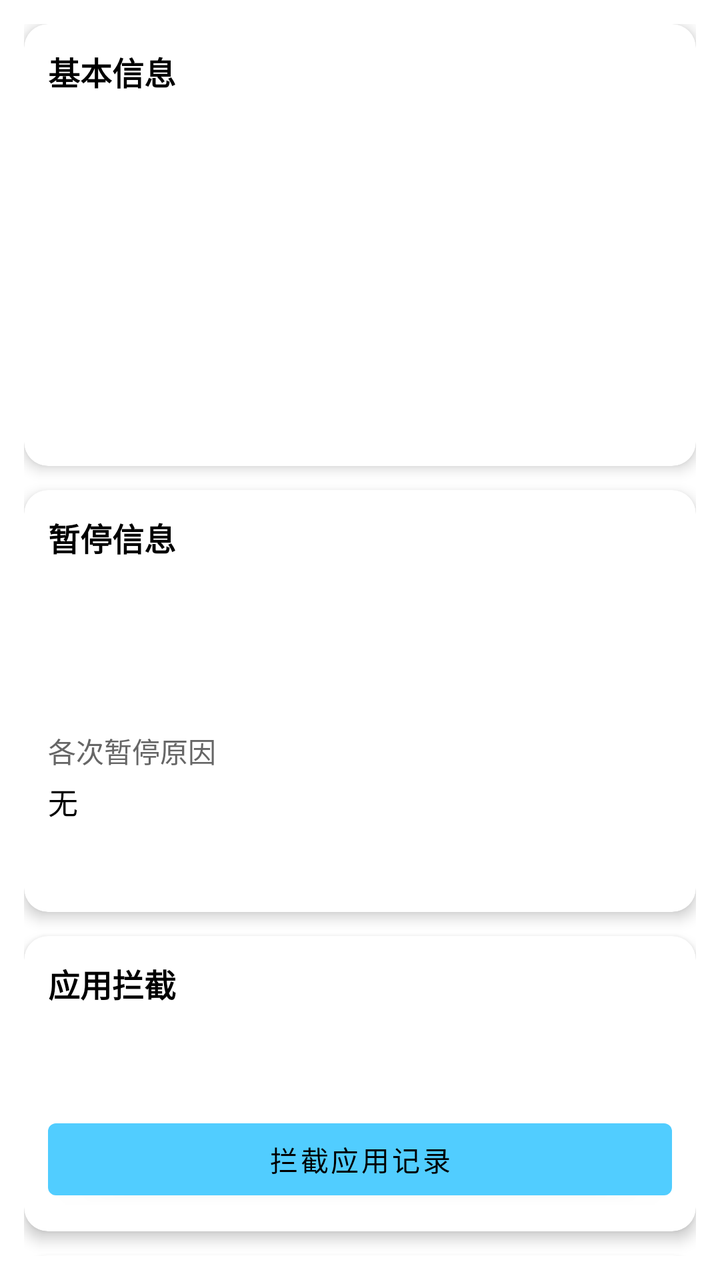
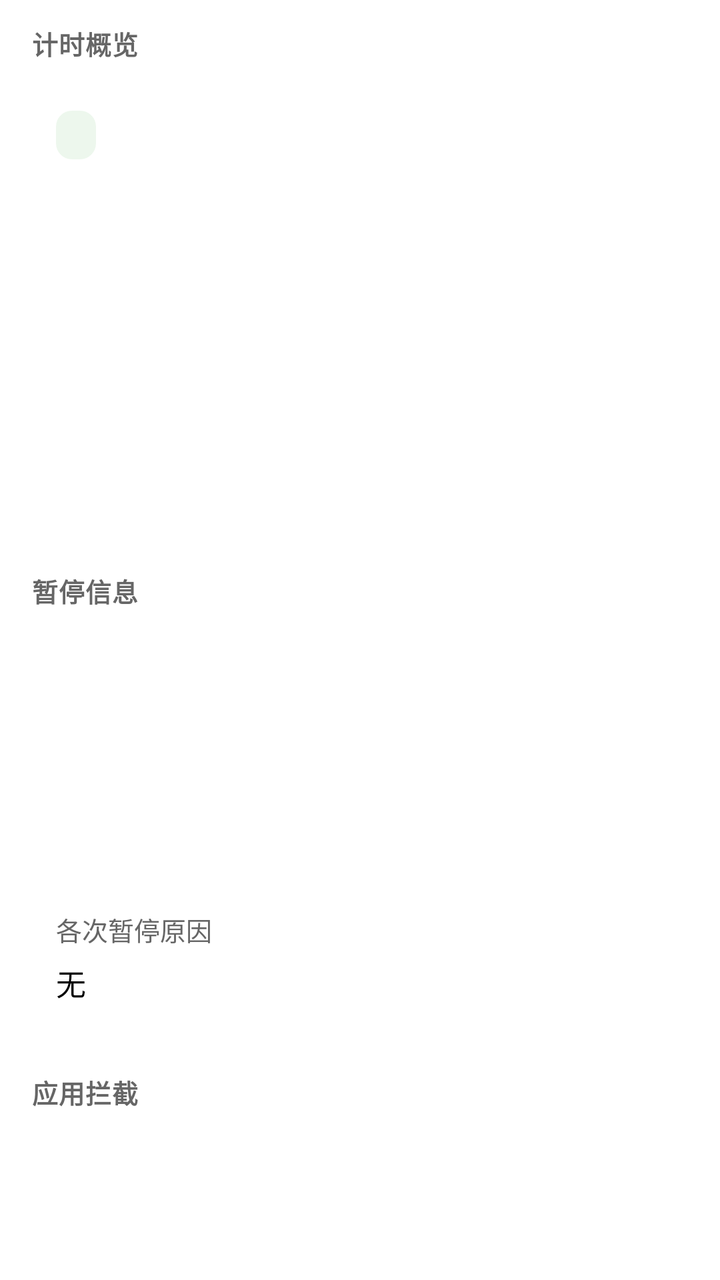

Compare the two renders of this Android layout. The source of the first and the diff that turns it into the second are given below.
<!-- AndroidManifest.xml: application theme Theme.PomodoroTimer -->
<!-- res/layout/fragment_session_detail.xml -->
<?xml version="1.0" encoding="utf-8"?>
<ScrollView xmlns:android="http://schemas.android.com/apk/res/android"
    xmlns:app="http://schemas.android.com/apk/res-auto"
    android:layout_width="match_parent"
    android:layout_height="match_parent"
    android:fillViewport="true"
    android:scrollbars="none"
    android:padding="12dp">

    <LinearLayout
        android:layout_width="match_parent"
        android:layout_height="wrap_content"
        android:orientation="vertical">

        <com.google.android.material.card.MaterialCardView
            android:layout_width="match_parent"
            android:layout_height="wrap_content"
            android:layout_marginBottom="12dp"
            app:cardCornerRadius="12dp"
            app:cardElevation="4dp">

            <LinearLayout
                android:layout_width="match_parent"
                android:layout_height="wrap_content"
                android:orientation="vertical"
                android:padding="12dp">

                <TextView
                    android:layout_width="wrap_content"
                    android:layout_height="wrap_content"
                    android:text="@string/session_detail_basic_info"
                    android:textColor="@color/text_primary"
                    android:textSize="16sp"
                    android:textStyle="bold"
                    android:layout_marginBottom="12dp" />

                <include layout="@layout/item_session_detail_row"
                    android:id="@+id/row_start_time" />

                <include layout="@layout/item_session_detail_row"
                    android:id="@+id/row_end_time" />

                <include layout="@layout/item_session_detail_row"
                    android:id="@+id/row_duration" />

                <include layout="@layout/item_session_detail_row"
                    android:id="@+id/row_category" />

                <include layout="@layout/item_session_detail_row"
                    android:id="@+id/row_status" />

            </LinearLayout>
        </com.google.android.material.card.MaterialCardView>

        <com.google.android.material.card.MaterialCardView
            android:layout_width="match_parent"
            android:layout_height="wrap_content"
            android:layout_marginBottom="12dp"
            app:cardCornerRadius="12dp"
            app:cardElevation="4dp">

            <LinearLayout
                android:layout_width="match_parent"
                android:layout_height="wrap_content"
                android:orientation="vertical"
                android:padding="12dp">

                <TextView
                    android:layout_width="wrap_content"
                    android:layout_height="wrap_content"
                    android:text="@string/session_detail_pause_info"
                    android:textColor="@color/text_primary"
                    android:textSize="16sp"
                    android:textStyle="bold"
                    android:layout_marginBottom="12dp" />

                <include layout="@layout/item_session_detail_row"
                    android:id="@+id/row_has_pause" />

                <include layout="@layout/item_session_detail_row"
                    android:id="@+id/row_pause_count" />

                <TextView
                    android:layout_width="wrap_content"
                    android:layout_height="wrap_content"
                    android:layout_marginTop="8dp"
                    android:text="@string/session_detail_pause_reasons_label"
                    android:textColor="@color/text_secondary"
                    android:textSize="14sp" />

                <TextView
                    android:id="@+id/pause_reasons_text"
                    android:layout_width="match_parent"
                    android:layout_height="wrap_content"
                    android:layout_marginTop="4dp"
                    android:text="@string/session_detail_none"
                    android:textColor="@color/text_primary"
                    android:textSize="15sp" />

                <include layout="@layout/item_session_detail_row"
                    android:id="@+id/row_early_end" />

            </LinearLayout>
        </com.google.android.material.card.MaterialCardView>

        <com.google.android.material.card.MaterialCardView
            android:layout_width="match_parent"
            android:layout_height="wrap_content"
            android:layout_marginBottom="12dp"
            app:cardCornerRadius="12dp"
            app:cardElevation="4dp">

            <LinearLayout
                android:layout_width="match_parent"
                android:layout_height="wrap_content"
                android:orientation="vertical"
                android:padding="12dp">

                <TextView
                    android:layout_width="wrap_content"
                    android:layout_height="wrap_content"
                    android:text="@string/session_detail_block_info"
                    android:textColor="@color/text_primary"
                    android:textSize="16sp"
                    android:textStyle="bold"
                    android:layout_marginBottom="12dp" />

                <include layout="@layout/item_session_detail_row"
                    android:id="@+id/row_block_count" />

                <com.google.android.material.button.MaterialButton
                    android:id="@+id/view_block_records_btn"
                    android:layout_width="match_parent"
                    android:layout_height="wrap_content"
                    android:layout_marginTop="8dp"
                    android:text="@string/session_detail_view_block_records" />

            </LinearLayout>
        </com.google.android.material.card.MaterialCardView>

        <com.google.android.material.card.MaterialCardView
            android:layout_width="match_parent"
            android:layout_height="wrap_content"
            android:layout_marginBottom="12dp"
            app:cardCornerRadius="12dp"
            app:cardElevation="4dp">

            <LinearLayout
                android:layout_width="match_parent"
                android:layout_height="wrap_content"
                android:orientation="vertical"
                android:padding="12dp">

                <TextView
                    android:layout_width="wrap_content"
                    android:layout_height="wrap_content"
                    android:text="@string/session_detail_notes_title"
                    android:textColor="@color/text_primary"
                    android:textSize="16sp"
                    android:textStyle="bold"
                    android:layout_marginBottom="12dp" />

                <com.google.android.material.textfield.TextInputLayout
                    android:id="@+id/notes_input_layout"
                    android:layout_width="match_parent"
                    android:layout_height="wrap_content"
                    android:hint="@string/session_detail_notes_hint"
                    app:counterEnabled="true"
                    app:counterMaxLength="200">

                    <com.google.android.material.textfield.TextInputEditText
                        android:id="@+id/notes_input"
                        android:layout_width="match_parent"
                        android:layout_height="wrap_content"
                        android:gravity="top"
                        android:inputType="textMultiLine|textCapSentences"
                        android:maxLength="200"
                        android:minLines="4"
                        android:maxLines="8" />
                </com.google.android.material.textfield.TextInputLayout>

                <com.google.android.material.button.MaterialButton
                    android:id="@+id/save_notes_btn"
                    android:layout_width="match_parent"
                    android:layout_height="wrap_content"
                    android:layout_marginTop="12dp"
                    android:text="@string/session_detail_save_notes" />

            </LinearLayout>
        </com.google.android.material.card.MaterialCardView>

    </LinearLayout>
</ScrollView>
<!-- res/layout/item_session_detail_row.xml (included above) -->
<?xml version="1.0" encoding="utf-8"?>
<LinearLayout xmlns:android="http://schemas.android.com/apk/res/android"
    android:layout_width="match_parent"
    android:layout_height="wrap_content"
    android:orientation="horizontal"
    android:paddingTop="6dp"
    android:paddingBottom="6dp">

    <TextView
        android:id="@+id/detail_label"
        android:layout_width="0dp"
        android:layout_height="wrap_content"
        android:layout_weight="1"
        android:textColor="@color/text_secondary"
        android:textSize="14sp" />

    <TextView
        android:id="@+id/detail_value"
        android:layout_width="wrap_content"
        android:layout_height="wrap_content"
        android:gravity="end"
        android:textColor="@color/text_primary"
        android:textSize="15sp"
        android:textStyle="bold" />

</LinearLayout>
<!-- resources referenced by this layout -->
<resources>
  <string name="session_detail_basic_info">基本信息</string>
  <string name="session_detail_notes_hint">记录本次专注的收获、问题或改进点（200字以内）</string>
  <style name="Theme.PomodoroTimer" parent="Theme.MaterialComponents.DayNight">
          
          <item name="colorPrimary">@color/skyblue</item>
          <item name="colorPrimaryVariant">@color/default_theme_dark</item>
          <item name="colorOnPrimary">@color/text_primary</item>
          
          <item name="colorSecondary">@color/teal_200</item>
          <item name="colorSecondaryVariant">@color/teal_700</item>
          <item name="colorOnSecondary">@color/black</item>
          
          <item name="android:statusBarColor">@color/background_card</item>
          <item name="actionBarStyle">@style/AppActionBar</item>
          <item name="android:actionBarStyle">@style/AppActionBar</item>
          
          <item name="android:navigationBarColor" tools:targetApi="l">@color/background_card</item>
          <item name="android:windowLightStatusBar" tools:targetApi="m">false</item>
      </style>
  <color name="skyblue">#FF51CDFF</color>
  <color name="default_theme_dark">#014971</color>
  <color name="teal_200">#FF03DAC5</color>
  <color name="teal_700">#FF018786</color>
  <color name="black">#FF000000</color>
  <color name="background_card">#FFFFFFFF</color>
  <style name="AppActionBar" parent="Widget.MaterialComponents.ActionBar.Primary">
          <item name="android:background">@color/background_card</item>
          <item name="background">@color/background_card</item>
          <item name="android:titleTextStyle">@style/AppActionBarTitle</item>
          <item name="titleTextStyle">@style/AppActionBarTitle</item>
          <item name="elevation">4dp</item>
      </style>
  <!-- unchanged entries left out for length: 10 -->
</resources>

<!-- the commit's change to res/layout/fragment_session_detail.xml (unified diff, before → after) -->
@@ -1,210 +1,238 @@
 <?xml version="1.0" encoding="utf-8"?>
-<ScrollView xmlns:android="http://schemas.android.com/apk/res/android"
+<androidx.core.widget.NestedScrollView xmlns:android="http://schemas.android.com/apk/res/android"
     xmlns:app="http://schemas.android.com/apk/res-auto"
+    android:id="@+id/session_detail_scroll"
     android:layout_width="match_parent"
     android:layout_height="match_parent"
+    android:clipToPadding="false"
     android:fillViewport="true"
-    android:scrollbars="none"
-    android:padding="12dp">
+    android:overScrollMode="never"
+    android:paddingHorizontal="12dp"
+    android:paddingTop="8dp"
+    android:paddingBottom="24dp"
+    android:scrollbars="none">
 
     <LinearLayout
         android:layout_width="match_parent"
         android:layout_height="wrap_content"
         android:orientation="vertical">
 
-        <com.google.android.material.card.MaterialCardView
-            android:layout_width="match_parent"
-            android:layout_height="wrap_content"
-            android:layout_marginBottom="12dp"
-            app:cardCornerRadius="12dp"
-            app:cardElevation="4dp">
-
-            <LinearLayout
-                android:layout_width="match_parent"
-                android:layout_height="wrap_content"
-                android:orientation="vertical"
-                android:padding="12dp">
-
-                <TextView
-                    android:layout_width="wrap_content"
-                    android:layout_height="wrap_content"
-                    android:text="@string/session_detail_basic_info"
-                    android:textColor="@color/text_primary"
-                    android:textSize="16sp"
-                    android:textStyle="bold"
-                    android:layout_marginBottom="12dp" />
-
-                <include layout="@layout/item_session_detail_row"
-                    android:id="@+id/row_start_time" />
-
-                <include layout="@layout/item_session_detail_row"
-                    android:id="@+id/row_end_time" />
-
-                <include layout="@layout/item_session_detail_row"
-                    android:id="@+id/row_duration" />
-
-                <include layout="@layout/item_session_detail_row"
-                    android:id="@+id/row_category" />
-
-                <include layout="@layout/item_session_detail_row"
-                    android:id="@+id/row_status" />
-
-            </LinearLayout>
-        </com.google.android.material.card.MaterialCardView>
-
-        <com.google.android.material.card.MaterialCardView
-            android:layout_width="match_parent"
-            android:layout_height="wrap_content"
-            android:layout_marginBottom="12dp"
-            app:cardCornerRadius="12dp"
-            app:cardElevation="4dp">
-
-            <LinearLayout
-                android:layout_width="match_parent"
-                android:layout_height="wrap_content"
-                android:orientation="vertical"
-                android:padding="12dp">
-
-                <TextView
-                    android:layout_width="wrap_content"
-                    android:layout_height="wrap_content"
-                    android:text="@string/session_detail_pause_info"
-                    android:textColor="@color/text_primary"
-                    android:textSize="16sp"
-                    android:textStyle="bold"
-                    android:layout_marginBottom="12dp" />
-
-                <include layout="@layout/item_session_detail_row"
-                    android:id="@+id/row_has_pause" />
-
-                <include layout="@layout/item_session_detail_row"
-                    android:id="@+id/row_pause_count" />
-
-                <TextView
-                    android:layout_width="wrap_content"
-                    android:layout_height="wrap_content"
-                    android:layout_marginTop="8dp"
-                    android:text="@string/session_detail_pause_reasons_label"
-                    android:textColor="@color/text_secondary"
-                    android:textSize="14sp" />
-
-                <TextView
-                    android:id="@+id/pause_reasons_text"
+        
+        <TextView
+            style="@style/SettingsSectionLabel"
+            android:text="@string/session_detail_basic_info" />
+
+        <LinearLayout
+            android:layout_width="match_parent"
+            android:layout_height="wrap_content"
+            android:layout_marginBottom="18dp"
+            android:background="@drawable/bg_settings_surface"
+            android:orientation="vertical"
+            android:paddingHorizontal="16dp"
+            android:paddingTop="16dp"
+            android:paddingBottom="12dp">
+
+            <TextView
+                android:id="@+id/status_chip"
+                android:layout_width="wrap_content"
+                android:layout_height="wrap_content"
+                android:layout_marginBottom="12dp"
+                android:background="@drawable/bg_session_status_completed"
+                android:paddingHorizontal="10dp"
+                android:paddingVertical="4dp"
+                android:textColor="@color/session_status_completed"
+                android:textSize="12sp"
+                android:textStyle="bold" />
+
+            <include
+                android:id="@+id/row_start_time"
+                layout="@layout/item_session_detail_row" />
+
+            <include
+                android:id="@+id/row_end_time"
+                layout="@layout/item_session_detail_row" />
+
+            <include
+                android:id="@+id/row_duration"
+                layout="@layout/item_session_detail_row" />
+
+            <include
+                android:id="@+id/row_category"
+                layout="@layout/item_session_detail_row" />
+        </LinearLayout>
+
+        
+        <TextView
+            style="@style/SettingsSectionLabel"
+            android:text="@string/session_detail_pause_info" />
+
+        <LinearLayout
+            android:layout_width="match_parent"
+            android:layout_height="wrap_content"
+            android:layout_marginBottom="18dp"
+            android:background="@drawable/bg_settings_surface"
+            android:orientation="vertical"
+            android:paddingHorizontal="16dp"
+            android:paddingTop="12dp"
+            android:paddingBottom="12dp">
+
+            <include
+                android:id="@+id/row_has_pause"
+                layout="@layout/item_session_detail_row" />
+
+            <include
+                android:id="@+id/row_pause_count"
+                layout="@layout/item_session_detail_row" />
+
+            <include
+                android:id="@+id/row_early_end"
+                layout="@layout/item_session_detail_row" />
+
+            <TextView
+                android:layout_width="wrap_content"
+                android:layout_height="wrap_content"
+                android:layout_marginTop="10dp"
+                android:text="@string/session_detail_pause_reasons_label"
+                android:textColor="@color/text_secondary"
+                android:textSize="13sp" />
+
+            <TextView
+                android:id="@+id/pause_reasons_text"
+                android:layout_width="match_parent"
+                android:layout_height="wrap_content"
+                android:layout_marginTop="6dp"
+                android:lineSpacingExtra="2dp"
+                android:text="@string/session_detail_none"
+                android:textColor="@color/text_primary"
+                android:textSize="15sp" />
+        </LinearLayout>
+
+        
+        <TextView
+            style="@style/SettingsSectionLabel"
+            android:text="@string/session_detail_block_info" />
+
+        <LinearLayout
+            android:layout_width="match_parent"
+            android:layout_height="wrap_content"
+            android:layout_marginBottom="18dp"
+            android:background="@drawable/bg_settings_surface"
+            android:orientation="vertical"
+            android:paddingHorizontal="16dp"
+            android:paddingTop="12dp"
+            android:paddingBottom="16dp">
+
+            <include
+                android:id="@+id/row_block_count"
+                layout="@layout/item_session_detail_row" />
+
+            <TextView
+                android:id="@+id/block_encouragement_text"
+                android:layout_width="match_parent"
+                android:layout_height="wrap_content"
+                android:layout_marginTop="10dp"
+                android:gravity="start"
+                android:lineSpacingExtra="2dp"
+                android:textColor="@color/text_secondary"
+                android:textSize="13sp" />
+
+            <com.google.android.material.button.MaterialButton
+                android:id="@+id/view_block_records_btn"
+                style="@style/Widget.MaterialComponents.Button.OutlinedButton"
+                android:layout_width="match_parent"
+                android:layout_height="wrap_content"
+                android:layout_marginTop="12dp"
+                android:minHeight="48dp"
+                android:text="@string/session_detail_view_block_records"
+                android:textAllCaps="false"
+                android:textColor="@color/brand"
+                android:textSize="14sp"
+                app:cornerRadius="12dp"
+                app:rippleColor="@color/bottom_nav_ripple"
+                app:strokeColor="@color/brand"
+                app:strokeWidth="1dp" />
+        </LinearLayout>
+
+        
+        <TextView
+            style="@style/SettingsSectionLabel"
+            android:text="@string/session_detail_notes_title" />
+
+        <LinearLayout
+            android:layout_width="match_parent"
+            android:layout_height="wrap_content"
+            android:background="@drawable/bg_settings_surface"
+            android:orientation="vertical"
+            android:paddingHorizontal="16dp"
+            android:paddingTop="16dp"
+            android:paddingBottom="16dp">
+
+            <com.google.android.material.textfield.TextInputLayout
+                android:id="@+id/notes_input_layout"
+                style="@style/Widget.MaterialComponents.TextInputLayout.OutlinedBox"
+                android:layout_width="match_parent"
+                android:layout_height="wrap_content"
+                android:hint="@string/session_detail_notes_hint"
+                app:boxStrokeColor="@color/text_input_box_stroke"
+                app:hintTextColor="@color/brand"
+                app:counterEnabled="true"
+                app:counterMaxLength="200"
+                app:helperText="@string/session_detail_notes_helper"
+                app:helperTextEnabled="true"
+                app:helperTextTextColor="@color/text_secondary">
+
+                <com.google.android.material.textfield.TextInputEditText
+                    android:id="@+id/notes_input"
                     android:layout_width="match_parent"
                     android:layout_height="wrap_content"
-                    android:layout_marginTop="4dp"
-                    android:text="@string/session_detail_none"
+                    android:gravity="top|start"
+                    android:imeOptions="actionDone"
+                    android:inputType="textMultiLine|textCapSentences"
+                    android:maxLength="200"
+                    android:maxLines="8"
+                    android:minLines="4"
                     android:textColor="@color/text_primary"
+                    android:textColorHint="@color/text_hint"
                     android:textSize="15sp" />
-
-                <include layout="@layout/item_session_detail_row"
-                    android:id="@+id/row_early_end" />
-
-            </LinearLayout>
-        </com.google.android.material.card.MaterialCardView>
-
-        <com.google.android.material.card.MaterialCardView
-            android:layout_width="match_parent"
-            android:layout_height="wrap_content"
-            android:layout_marginBottom="12dp"
-            app:cardCornerRadius="12dp"
-            app:cardElevation="4dp">
-
-            <LinearLayout
-                android:layout_width="match_parent"
-                android:layout_height="wrap_content"
-                android:orientation="vertical"
-                android:padding="12dp">
-
-                <TextView
-                    android:layout_width="wrap_content"
-                    android:layout_height="wrap_content"
-                    android:text="@string/session_detail_block_info"
-                    android:textColor="@color/text_primary"
-                    android:textSize="16sp"
-                    android:textStyle="bold"
-                    android:layout_marginBottom="12dp" />
-
-                <include layout="@layout/item_session_detail_row"
-                    android:id="@+id/row_block_count" />
-
-                <com.google.android.material.button.MaterialButton
-                    android:id="@+id/view_block_records_btn"
-                    android:layout_width="match_parent"
-                    android:layout_height="wrap_content"
-                    android:layout_marginTop="8dp"
-                    android:text="@string/session_detail_view_block_records" />
-
-            </LinearLayout>
-        </com.google.android.material.card.MaterialCardView>
-
-        <com.google.android.material.card.MaterialCardView
-            android:layout_width="match_parent"
-            android:layout_height="wrap_content"
-            android:layout_marginBottom="12dp"
-            app:cardCornerRadius="12dp"
-            app:cardElevation="4dp">
-
-            <LinearLayout
-                android:layout_width="match_parent"
-                android:layout_height="wrap_content"
-                android:orientation="vertical"
-                android:padding="12dp">
-
-                <TextView
-                    android:layout_width="wrap_content"
-                    android:layout_height="wrap_content"
-                    android:text="@string/session_detail_notes_title"
-                    android:textColor="@color/text_primary"
-                    android:textSize="16sp"
-                    android:textStyle="bold"
-                    android:layout_marginBottom="12dp" />
-
-                <com.google.android.material.textfield.TextInputLayout
-                    android:id="@+id/notes_input_layout"
-                    android:layout_width="match_parent"
-                    android:layout_height="wrap_content"
-                    android:hint="@string/session_detail_notes_hint"
-                    app:counterEnabled="true"
-                    app:counterMaxLength="200">
-
-                    <com.google.android.material.textfield.TextInputEditText
-                        android:id="@+id/notes_input"
-                        android:layout_width="match_parent"
-                        android:layout_height="wrap_content"
-                        android:gravity="top"
-                        android:inputType="textMultiLine|textCapSentences"
-                        android:maxLength="200"
-                        android:minLines="4"
-                        android:maxLines="8" />
-                </com.google.android.material.textfield.TextInputLayout>
-
-                <com.google.android.material.button.MaterialButton
-                    android:id="@+id/save_notes_btn"
-                    android:layout_width="match_parent"
-                    android:layout_height="wrap_content"
-                    android:layout_marginTop="12dp"
-                    android:text="@string/session_detail_save_notes" />
-
-            </LinearLayout>
-        </com.google.android.material.card.MaterialCardView>
+            </com.google.android.material.textfield.TextInputLayout>
+        </LinearLayout>
+
+        <com.google.android.material.button.MaterialButton
+            android:id="@+id/save_notes_btn"
+            style="@style/Widget.MaterialComponents.Button.UnelevatedButton"
+            android:layout_width="match_parent"
+            android:layout_height="wrap_content"
+            android:layout_marginTop="18dp"
+            android:layout_marginBottom="8dp"
+            android:minHeight="48dp"
+            android:text="@string/session_detail_save_notes"
+            android:textAllCaps="false"
+            android:textColor="@color/on_brand"
+            android:textSize="15sp"
+            app:backgroundTint="@color/brand"
+            app:cornerRadius="12dp"
+            app:elevation="0dp"
+            app:rippleColor="@color/bottom_nav_ripple" />
 
     </LinearLayout>
-</ScrollView>
+</androidx.core.widget.NestedScrollView>
 <!-- res/layout/item_session_detail_row.xml (included above) -->
 <?xml version="1.0" encoding="utf-8"?>
 <LinearLayout xmlns:android="http://schemas.android.com/apk/res/android"
     android:layout_width="match_parent"
     android:layout_height="wrap_content"
+    android:gravity="center_vertical"
+    android:minHeight="40dp"
     android:orientation="horizontal"
-    android:paddingTop="6dp"
-    android:paddingBottom="6dp">
+    android:paddingTop="8dp"
+    android:paddingBottom="8dp">
 
     <TextView
         android:id="@+id/detail_label"
         android:layout_width="0dp"
         android:layout_height="wrap_content"
         android:layout_weight="1"
+        android:paddingEnd="12dp"
         android:textColor="@color/text_secondary"
         android:textSize="14sp" />
 
@@ -213,6 +241,8 @@
         android:layout_width="wrap_content"
         android:layout_height="wrap_content"
         android:gravity="end"
+        android:maxWidth="220dp"
+        android:textAlignment="viewEnd"
         android:textColor="@color/text_primary"
         android:textSize="15sp"
         android:textStyle="bold" />
<!-- resource entries referenced after the edit -->
@@ -1,37 +1,94 @@
 <!-- resources referenced by this layout -->
 <resources>
-  <string name="session_detail_basic_info">基本信息</string>
-  <string name="session_detail_notes_hint">记录本次专注的收获、问题或改进点（200字以内）</string>
+  <color name="bottom_nav_ripple">#0A000000</color>
+  <color name="brand">#FF41CD9D</color>
+  <color name="on_brand">@color/absolute_white</color>
+  <color name="session_status_completed">#FF2E7D32</color>
+  <color name="text_hint">#FFAAAAAA</color>
+  <!-- drawable bg_session_status_completed (drawable) -->
+  <?xml version="1.0" encoding="utf-8"?>
+  <shape xmlns:android="http://schemas.android.com/apk/res/android"
+      android:shape="rectangle">
+      <solid android:color="#1A4CAF50" />
+      <corners android:radius="8dp" />
+  </shape>
+  <!-- drawable bg_settings_surface (drawable) -->
+  <?xml version="1.0" encoding="utf-8"?>
+  <shape xmlns:android="http://schemas.android.com/apk/res/android"
+      android:shape="rectangle">
+      <solid android:color="@color/surface_card" />
+      <corners android:radius="20dp" />
+  </shape>
+  <string name="session_detail_basic_info">计时概览</string>
+  <string name="session_detail_notes_helper">最多 200 字，可随时修改</string>
+  <string name="session_detail_notes_hint">本次专注的收获、问题或改进点</string>
+  <style name="SettingsSectionLabel">
+          <item name="android:layout_width">match_parent</item>
+          <item name="android:layout_height">wrap_content</item>
+          <item name="android:paddingStart">4dp</item>
+          <item name="android:paddingEnd">4dp</item>
+          <item name="android:paddingBottom">8dp</item>
+          <item name="android:paddingTop">4dp</item>
+          <item name="android:textSize">13sp</item>
+          <item name="android:textColor">@color/text_secondary</item>
+          <item name="android:textStyle">bold</item>
+          <item name="android:letterSpacing">0.02</item>
+      </style>
   <style name="Theme.PomodoroTimer" parent="Theme.MaterialComponents.DayNight">
-          
-          <item name="colorPrimary">@color/skyblue</item>
-          <item name="colorPrimaryVariant">@color/default_theme_dark</item>
-          <item name="colorOnPrimary">@color/text_primary</item>
-          
-          <item name="colorSecondary">@color/teal_200</item>
-          <item name="colorSecondaryVariant">@color/teal_700</item>
-          <item name="colorOnSecondary">@color/black</item>
-          
-          <item name="android:statusBarColor">@color/background_card</item>
+          <item name="colorPrimary">@color/brand</item>
+          <item name="colorPrimaryVariant">@color/brand</item>
+          <item name="colorOnPrimary">@color/on_brand</item>
+          <item name="colorSecondary">@color/brand</item>
+          <item name="colorSecondaryVariant">@color/brand</item>
+          <item name="colorOnSecondary">@color/on_brand</item>
+          <item name="android:statusBarColor">@color/surface_card</item>
           <item name="actionBarStyle">@style/AppActionBar</item>
           <item name="android:actionBarStyle">@style/AppActionBar</item>
-          
-          <item name="android:navigationBarColor" tools:targetApi="l">@color/background_card</item>
-          <item name="android:windowLightStatusBar" tools:targetApi="m">false</item>
+          <item name="android:navigationBarColor" tools:targetApi="l">@color/surface_card</item>
+          <item name="android:windowLightStatusBar" tools:targetApi="m">true</item>
+          <item name="materialAlertDialogTheme">@style/ThemeOverlay.Pomodoro.MaterialAlertDialog</item>
       </style>
-  <color name="skyblue">#FF51CDFF</color>
-  <color name="default_theme_dark">#014971</color>
-  <color name="teal_200">#FF03DAC5</color>
-  <color name="teal_700">#FF018786</color>
-  <color name="black">#FF000000</color>
-  <color name="background_card">#FFFFFFFF</color>
+  <color name="absolute_white">#FFFFFFFF</color>
+  <color name="surface_card">#FFFFFFFF</color>
   <style name="AppActionBar" parent="Widget.MaterialComponents.ActionBar.Primary">
-          <item name="android:background">@color/background_card</item>
-          <item name="background">@color/background_card</item>
+          <item name="android:background">@color/surface_card</item>
+          <item name="background">@color/surface_card</item>
           <item name="android:titleTextStyle">@style/AppActionBarTitle</item>
           <item name="titleTextStyle">@style/AppActionBarTitle</item>
           <item name="elevation">4dp</item>
       </style>
+  <style name="ThemeOverlay.Pomodoro.MaterialAlertDialog" parent="ThemeOverlay.MaterialComponents.MaterialAlertDialog">
+          <item name="colorPrimary">@color/brand</item>
+          <item name="colorSecondary">@color/brand</item>
+          <item name="colorSurface">@color/surface_card</item>
+          <item name="colorOnSurface">@color/text_primary</item>
+          <item name="materialAlertDialogTitleTextStyle">@style/TextAppearance.Pomodoro.Dialog.Title</item>
+          <item name="materialAlertDialogBodyTextStyle">@style/TextAppearance.Pomodoro.Dialog.Body</item>
+          <item name="shapeAppearanceOverlay">@style/ShapeAppearance.Pomodoro.Dialog</item>
+          <item name="buttonBarPositiveButtonStyle">@style/Widget.Pomodoro.Dialog.Button</item>
+          <item name="buttonBarNegativeButtonStyle">@style/Widget.Pomodoro.Dialog.Button</item>
+          <item name="buttonBarNeutralButtonStyle">@style/Widget.Pomodoro.Dialog.Button</item>
+      </style>
+  <style name="TextAppearance.Pomodoro.Dialog.Title" parent="MaterialAlertDialog.MaterialComponents.Title.Text">
+          <item name="android:textColor">@color/text_primary</item>
+          <item name="android:textSize">18sp</item>
+          <item name="android:textStyle">bold</item>
+      </style>
+  <style name="TextAppearance.Pomodoro.Dialog.Body" parent="MaterialAlertDialog.MaterialComponents.Body.Text">
+          <item name="android:textColor">@color/text_secondary</item>
+          <item name="android:textSize">14sp</item>
+          <item name="android:lineSpacingExtra">3dp</item>
+      </style>
+  <style name="ShapeAppearance.Pomodoro.Dialog" parent="ShapeAppearance.MaterialComponents.LargeComponent">
+          <item name="cornerFamily">rounded</item>
+          <item name="cornerSize">20dp</item>
+      </style>
+  <style name="Widget.Pomodoro.Dialog.Button" parent="Widget.MaterialComponents.Button.TextButton.Dialog">
+          <item name="android:textColor">@color/brand</item>
+          <item name="android:textAllCaps">false</item>
+          <item name="rippleColor">@color/brand_container</item>
+      </style>
+  <color name="brand_container">#1A41CD9D</color>
   <!-- unchanged entries left out for length: 10 -->
 </resources>
 
